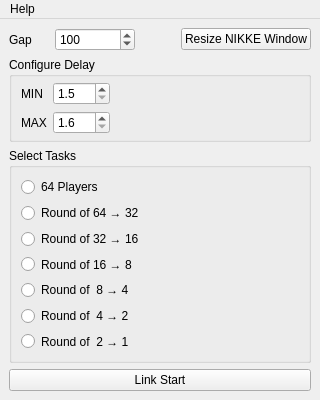
iBakuman/nikke-data-collector, file src/ui/design/main.ui: the form before one commit.
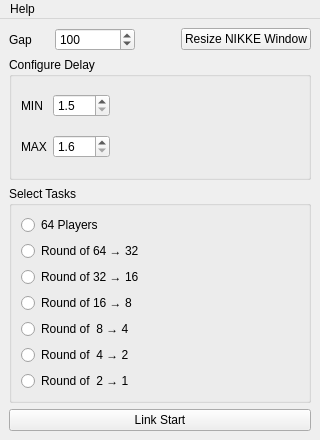
The form after the commit.

Commit message: show in explorer ui

Diff of the .ui file:
```diff
--- a/src/ui/design/main.ui
+++ b/src/ui/design/main.ui
@@ -7,7 +7,7 @@
     <x>0</x>
     <y>0</y>
     <width>320</width>
-    <height>400</height>
+    <height>440</height>
    </rect>
   </property>
   <property name="sizePolicy">
@@ -19,7 +19,7 @@
   <property name="minimumSize">
    <size>
     <width>320</width>
-    <height>400</height>
+    <height>440</height>
    </size>
   </property>
   <property name="maximumSize">
```
The commit also changes 2 other files.
